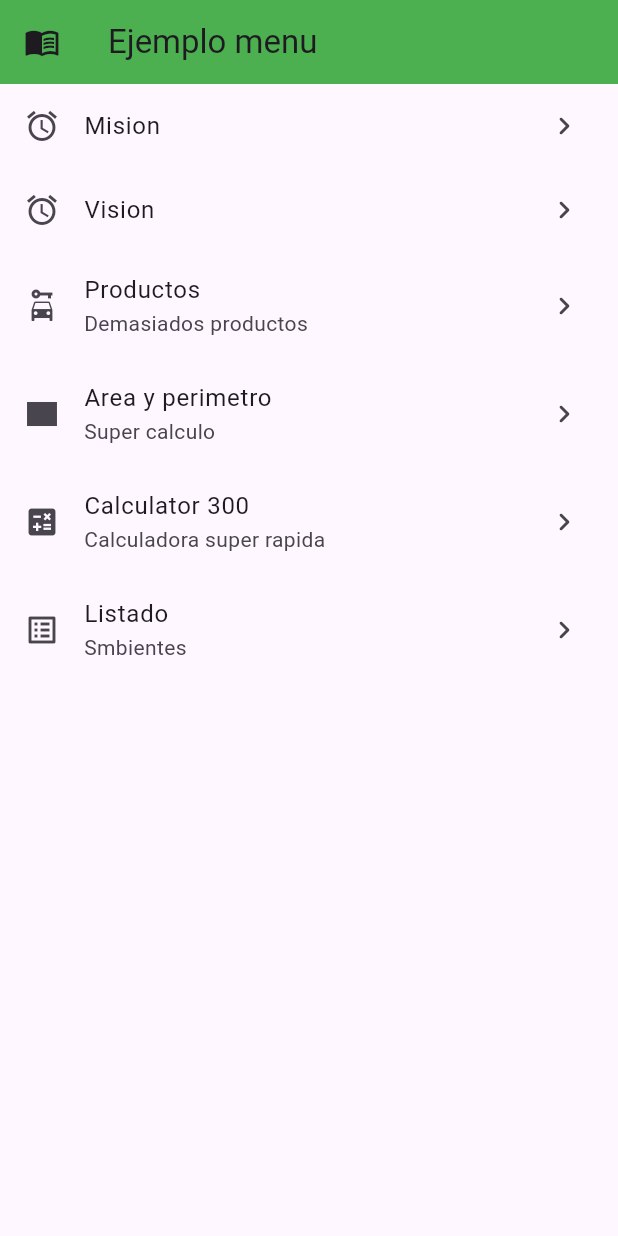
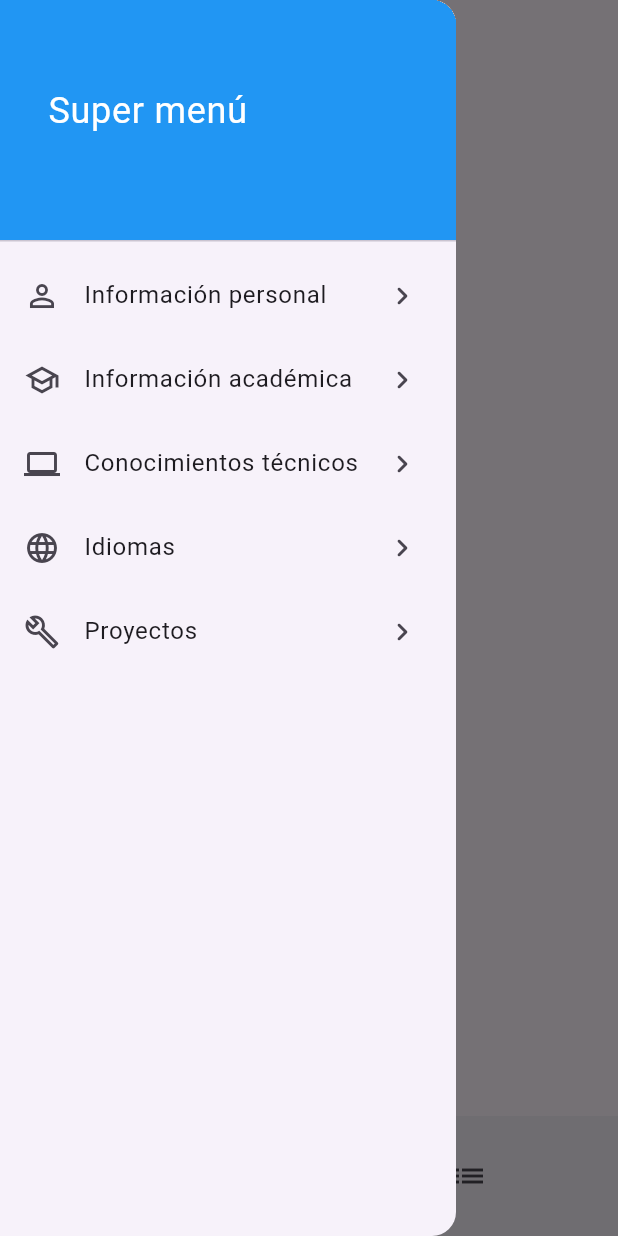
Before and after one commit to Jp-1Nonly/703_Juan_Pablo_Ca-as_DART_NET, a Flutter app: the screen it shows after launch, with the side drawer open (before the commit the screen has no drawer), on a phone screen of 412 x 824 dp. Run offline on Flutter 3.47's test engine with Material 3 defaults, Android fonts, the light colour scheme and no system bars.

Commit message:
cambio areas

```diff
--- a/FLUTTER/Menuusar/menuusar/lib/main.dart
+++ b/FLUTTER/Menuusar/menuusar/lib/main.dart
@@ -1,5 +1,5 @@
 import 'package:flutter/material.dart';
-import 'package:menuusar/screens/menu.dart';
+import 'package:menuusar/screens/menuuse.dart';
 
 void main() {
   runApp(const App());
@@ -17,7 +17,7 @@ class _AppState extends State<App> {
   Widget build(BuildContext context) {
     return const MaterialApp(
       debugShowCheckedModeBanner: false,
-      home: Menu(),
+      home: Menuuse(),
     );
   }
 }
--- a/FLUTTER/Menuusar/menuusar/lib/screens/menu.dart
+++ b/FLUTTER/Menuusar/menuusar/lib/screens/menu.dart
@@ -5,7 +5,7 @@ import 'package:menuusar/screens/calculadora.dart';
 import 'package:menuusar/screens/mision.dart';
 import 'package:menuusar/screens/productos.dart';
 import 'package:menuusar/screens/rectangulo.dart';
-import 'package:menuusar/screens/vision.dart';
+import 'package:menuusar/screens/menuuse.dart';
 
 class Menu extends StatefulWidget {
   const Menu({super.key});
@@ -37,11 +37,11 @@ class _MenuState extends State<Menu> {
           ),
            ListTile(
             leading: const Icon(Icons.access_alarm_outlined),
-            title: const Text("Vision"),
+            title: const Text("PRUEBA ESTE MENU"),
             trailing: const Icon(Icons.navigate_next_rounded),
             onTap: () {
               final route =
-                  MaterialPageRoute(builder: (context) => const Vision());
+                  MaterialPageRoute(builder: (context) => const Menuuse());
               Navigator.push(context, route);
             },
           ),
--- /dev/null
+++ b/FLUTTER/Menuusar/menuusar/lib/screens/menuuse.dart
@@ -0,0 +1,158 @@
+import 'package:flutter/material.dart';
+import 'package:menuusar/screens/api_service.dart';
+import 'package:menuusar/screens/array.dart';
+import 'package:menuusar/screens/calculadora.dart';
+import 'package:menuusar/screens/conocimientos.dart';
+import 'package:menuusar/screens/idiomas.dart';
+import 'package:menuusar/screens/infoacademica.dart';
+import 'package:menuusar/screens/personainfo.dart';
+import 'package:menuusar/screens/productos.dart';
+import 'package:menuusar/screens/proyectosuse.dart';
+
+void main() {
+  runApp(Menuuse());
+}
+
+class Menuuse extends StatelessWidget {
+  const Menuuse({Key? key}) : super(key: key);
+
+  @override
+  Widget build(BuildContext context) {
+    return MaterialApp(
+      debugShowCheckedModeBanner: false,
+      home: Scaffold(
+        appBar: AppBar(
+          title: const Text('Diseñado por JP'),
+          leading: Builder(
+            builder: (BuildContext context) {
+              return IconButton(
+                icon: const Icon(Icons.menu),
+                onPressed: () {
+                  Scaffold.of(context).openDrawer();
+                },
+              );
+            },
+          ),
+        ),
+        drawer: Drawer(
+          child: ListView(
+            padding: EdgeInsets.zero,
+            children: <Widget>[
+              const DrawerHeader(
+                decoration: BoxDecoration(
+                  color: Colors.blue,
+                ),
+                child: SizedBox(
+                  height: 15,
+                  child: Align(
+                    alignment: Alignment.bottomLeft,
+                    child: Padding(
+                      padding: EdgeInsets.only(
+                          left: 16,
+                          bottom: 60),
+                      child: Text(
+                        'Super menú',
+                        style: TextStyle(
+                          color: Colors.white,
+                          fontSize: 24,
+                        ),
+                      ),
+                    ),
+                  ),
+                ),
+              ),
+              ListTile(
+                leading: const Icon(Icons.person_outline),
+                title: const Text("Información personal"),
+                hoverColor: Colors.yellow,
+                trailing: const Icon(Icons.navigate_next_rounded),
+                onTap: () {
+                  final route = MaterialPageRoute(
+                    builder: (context) => PersonalInfoPage(),
+                  );
+                  Navigator.push(context, route);
+                },
+              ),
+              ListTile(
+                leading: const Icon(Icons.school_outlined),
+                title: const Text("Información académica"),
+                hoverColor: Colors.green,
+                trailing: const Icon(Icons.navigate_next_rounded),
+                onTap: () {
+                  final route = MaterialPageRoute(
+                    builder: (context) => InformacionAcademica(),
+                  );
+                  Navigator.push(context, route);
+                },
+              ),
+              ListTile(
+                leading: const Icon(Icons.computer_outlined),
+                title: const Text("Conocimientos técnicos"),
+                hoverColor: Colors.red,
+                trailing: const Icon(Icons.navigate_next_rounded),
+                onTap: () {
+                  final route = MaterialPageRoute(
+                    builder: (context) => Conocimientos(),
+                  );
+                  Navigator.push(context, route);
+                },
+              ),
+              ListTile(
+                leading: const Icon(Icons.language_outlined),
+                title: const Text("Idiomas"),
+                hoverColor: const Color.fromARGB(255, 54, 238, 244),
+                trailing: const Icon(Icons.navigate_next_rounded),
+                onTap: () {
+                  final route = MaterialPageRoute(
+                    builder: (context) => IdiomasUse(),
+                  );
+                  Navigator.push(context, route);
+                },
+              ),
+              ListTile(
+                leading: const Icon(Icons.build_outlined),
+                title: const Text("Proyectos"),
+                hoverColor: Colors.black,
+                trailing: const Icon(Icons.navigate_next_rounded),
+                onTap: () {
+                  final route = MaterialPageRoute(
+                    builder: (context) => Proyectosuse(),
+                  );
+                  Navigator.push(context, route);
+                },
+              ),
+            ],
+          ),
+        ),
+        body: const Center(
+          child: Text('Prueba 1'),
+        ),
+        bottomNavigationBar: BottomAppBar(
+          child: Row(
+            mainAxisAlignment: MainAxisAlignment.spaceEvenly,
+            children: <Widget>[
+              IconButton(
+                icon: const Icon(Icons.home),
+                onPressed: () {
+                  // Aquí puedes agregar la funcionalidad para el botón de la casa
+                },
+              ),
+              IconButton(
+                icon: const Icon(Icons.shopping_cart),
+                onPressed: () {
+                  // Aquí puedes agregar la funcionalidad para el botón del carrito
+                },
+              ),
+              IconButton(
+                icon: const Icon(Icons.list),
+                onPressed: () {
+                  // Aquí puedes agregar la funcionalidad para el botón de la lista
+                },
+              ),
+            ],
+          ),
+        ),
+      ),
+    );
+  }
+}
--- a/FLUTTER/Menuusar/menuusar/pubspec.yaml
+++ b/FLUTTER/Menuusar/menuusar/pubspec.yaml
@@ -15,6 +15,10 @@ dev_dependencies:
   flutter_test:
     sdk: flutter
   flutter_lints: ^3.0.0
+  url_launcher: ^6.0.20
 
 flutter:
   uses-material-design: true
+
+  assets:
+    - assets/berlin.jpg
```
Also changed, not shown: FLUTTER/Menuusar/menuusar/lib/screens/api_service.dart (added, +69 -0 lines), FLUTTER/Menuusar/menuusar/lib/screens/conocimientos.dart (added, +44 -0 lines), FLUTTER/Menuusar/menuusar/lib/screens/idiomas.dart (added, +44 -0 lines), FLUTTER/Menuusar/menuusar/lib/screens/infoacademica.dart (added, +46 -0 lines), FLUTTER/Menuusar/menuusar/lib/screens/models/product.dart (deleted, +0 -18 lines), FLUTTER/Menuusar/menuusar/lib/screens/personainfo.dart (added, +78 -0 lines), FLUTTER/Menuusar/menuusar/lib/screens/proyectosuse.dart (added, +82 -0 lines), FLUTTER/Menuusar/menuusar/lib/screens/vision.dart (deleted, +0 -74 lines), FLUTTER/Menuusar/menuusar/proxy_server/proxy.dart (deleted, +0 -22 lines), FLUTTER/Menuusar/menuusar/assets/berlin.jpg (added), FLUTTER/Menuusar/menuusar/pubspec.lock, 6 other files.
